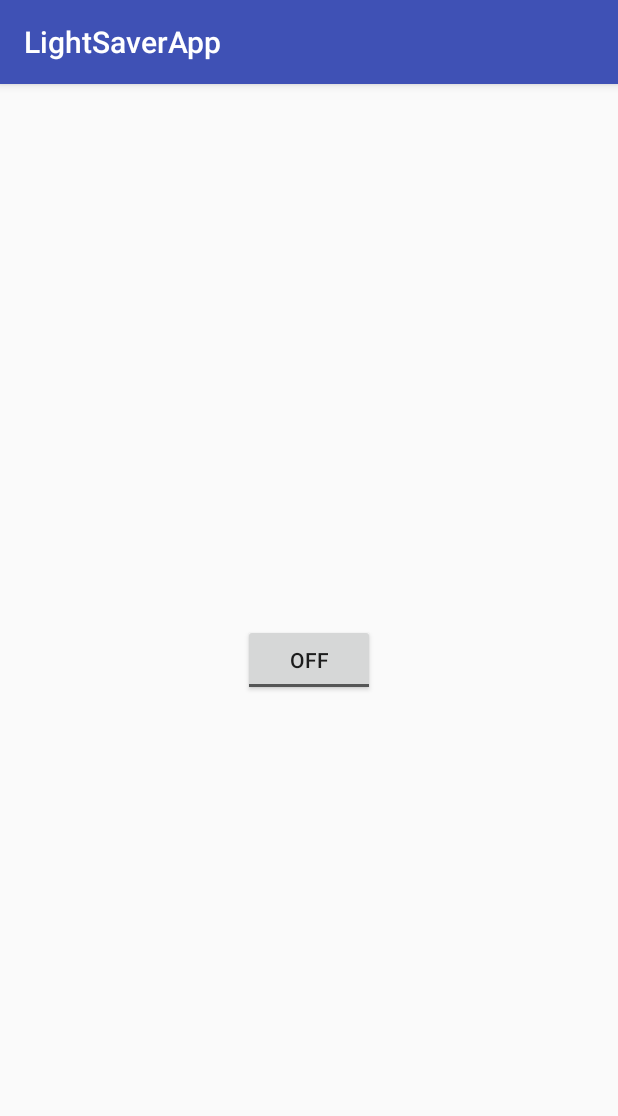
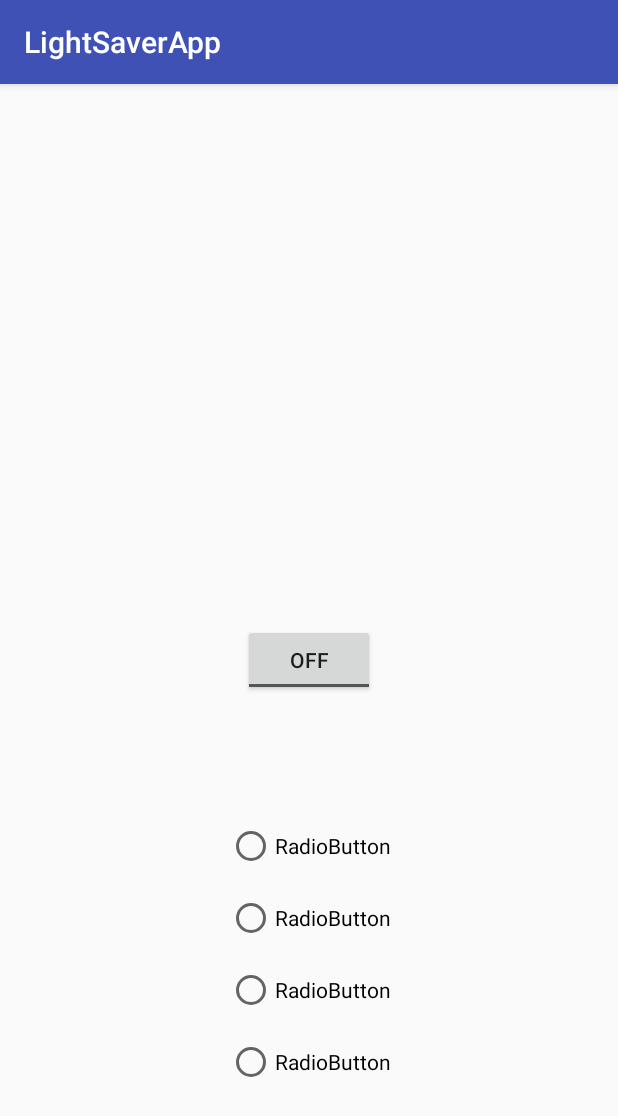
Before and after one commit to gaia2013/LightSaberAndroid, an Android app: the screen it shows after launch (MainActivity), on a phone screen of 412 x 824 dp. Shown: the top 1116 px of the screen. Run offline under Robolectric (Android 15) with nearby library versions, the phone set to English and light mode, and no system bars; 1 statement that could not run was skipped.

Commit message:
RadioButtonで音変更機能追加

```diff
--- a/app/src/main/java/com/example/hitoshi/lightsaverapp/MainActivity.kt
+++ b/app/src/main/java/com/example/hitoshi/lightsaverapp/MainActivity.kt
@@ -9,7 +9,10 @@ import android.media.AudioAttributes
 import android.media.SoundPool
 import android.support.v7.app.AppCompatActivity
 import android.os.Bundle
+import android.widget.RadioButton
 import android.widget.ToggleButton
+import kotlinx.android.synthetic.main.activity_main.*
+import kotlinx.android.synthetic.main.activity_main.view.*
 import kotlin.properties.Delegates
 
 class MainActivity : AppCompatActivity() {
@@ -25,14 +28,16 @@ class MainActivity : AppCompatActivity() {
     private var audioFive: Int by Delegates.notNull() //  振った時の音4
 
     private lateinit var toggleButton: ToggleButton
+    private lateinit var radioButton1: RadioButton
+    private lateinit var radioButton2: RadioButton
+    private lateinit var radioButton3: RadioButton
+    private lateinit var radioButton4: RadioButton
 
     private var startAccel: Boolean = false // 降っている最中か否か
 
     override fun onCreate(savedInstanceState: Bundle?) {
         super.onCreate(savedInstanceState)
         setContentView(R.layout.activity_main) //viewが設定される
-
-
 
         mgr = getSystemService(Context.SENSOR_SERVICE) as SensorManager
         // 加速度センサーを取得する
@@ -42,6 +47,10 @@ class MainActivity : AppCompatActivity() {
 
         // レイアウトからボタンを取得する
         toggleButton = findViewById(R.id.toggleButton)
+        radioButton1 = findViewById(R.id.radioButton1)
+        radioButton2 = findViewById(R.id.radioButton2)
+        radioButton3 = findViewById(R.id.radioButton3)
+        radioButton4 = findViewById(R.id.radioButton4)
 
         var attrs = AudioAttributes.Builder()
                 .setUsage(AudioAttributes.USAGE_GAME)
@@ -91,21 +100,29 @@ class MainActivity : AppCompatActivity() {
             if (!startAccel && synthetic > 8) {
                 startAccel = true
 
+                val checkedRadioButton = findViewById<RadioButton>(radioGroup.checkedRadioButtonId)
+
                 soundPool.play(
-                        audioTwo,
-                        1f,
-                        1f,
-                        1,
-                        0,
-                        1f
+                    when(checkedRadioButton){
+                        radioButton1 -> audioTwo
+                        radioButton2 -> audioThree
+                        radioButton3 -> audioFour
+                        radioButton4 -> audioFive
+                        else -> audioTwo
+                    },
+                    1f,
+                    1f,
+                    1,
+                    0,
+                    1f
                 )
+
             } else if (startAccel && synthetic < 1) {
                 startAccel = false
             }
         }
 
         override fun onAccuracyChanged(sensor: Sensor, accuracy: Int) {
-
         }
     }
 
--- a/app/src/main/res/layout/activity_main.xml
+++ b/app/src/main/res/layout/activity_main.xml
@@ -21,4 +21,72 @@
         app:layout_constraintEnd_toEndOf="parent"
         app:layout_constraintStart_toStartOf="parent"
         app:layout_constraintTop_toTopOf="parent" />
+
+    <RadioGroup
+        android:id="@+id/radioGroup"
+        android:layout_width="wrap_content"
+        android:layout_height="wrap_content"
+        android:layout_marginBottom="16dp"
+        android:layout_marginEnd="16dp"
+        android:layout_marginStart="16dp"
+        android:layout_marginTop="16dp"
+        app:layout_constraintBottom_toBottomOf="parent"
+        app:layout_constraintEnd_toEndOf="parent"
+        app:layout_constraintStart_toStartOf="parent"
+        app:layout_constraintTop_toBottomOf="@+id/toggleButton">
+
+        <RadioButton
+            android:id="@+id/radioButton1"
+            android:layout_width="wrap_content"
+            android:layout_height="wrap_content"
+            android:layout_marginBottom="16dp"
+            android:layout_marginEnd="16dp"
+            android:layout_marginStart="16dp"
+            android:layout_weight="1"
+            android:text="RadioButton"
+            app:layout_constraintBottom_toTopOf="@+id/radioButton2"
+            app:layout_constraintEnd_toEndOf="parent"
+            app:layout_constraintStart_toStartOf="parent" />
+
+        <RadioButton
+            android:id="@+id/radioButton2"
+            android:layout_width="wrap_content"
+            android:layout_height="wrap_content"
+            android:layout_marginBottom="16dp"
+            android:layout_marginEnd="16dp"
+            android:layout_marginStart="16dp"
+            android:layout_weight="1"
+            android:text="RadioButton"
+            app:layout_constraintBottom_toTopOf="@+id/radioButton3"
+            app:layout_constraintEnd_toEndOf="parent"
+            app:layout_constraintStart_toStartOf="parent" />
+
+        <RadioButton
+            android:id="@+id/radioButton3"
+            android:layout_width="wrap_content"
+            android:layout_height="wrap_content"
+            android:layout_marginBottom="16dp"
+            android:layout_marginEnd="16dp"
+            android:layout_marginStart="16dp"
+            android:layout_weight="1"
+            android:text="RadioButton"
+            app:layout_constraintBottom_toTopOf="@+id/radioButton4"
+            app:layout_constraintEnd_toEndOf="parent"
+            app:layout_constraintStart_toStartOf="parent" />
+
+        <RadioButton
+            android:id="@+id/radioButton4"
+            android:layout_width="wrap_content"
+            android:layout_height="wrap_content"
+            android:layout_marginBottom="16dp"
+            android:layout_marginEnd="16dp"
+            android:layout_marginStart="16dp"
+            android:layout_weight="1"
+            android:text="RadioButton"
+            app:layout_constraintBottom_toBottomOf="parent"
+            app:layout_constraintEnd_toEndOf="parent"
+            app:layout_constraintStart_toStartOf="parent" />
+
+    </RadioGroup>
+
 </android.support.constraint.ConstraintLayout>
```
